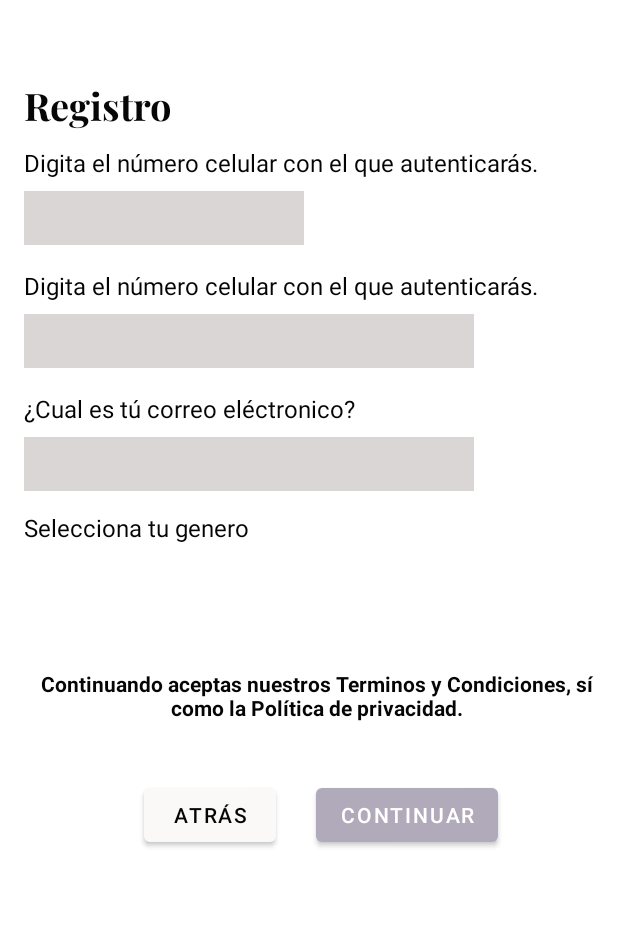
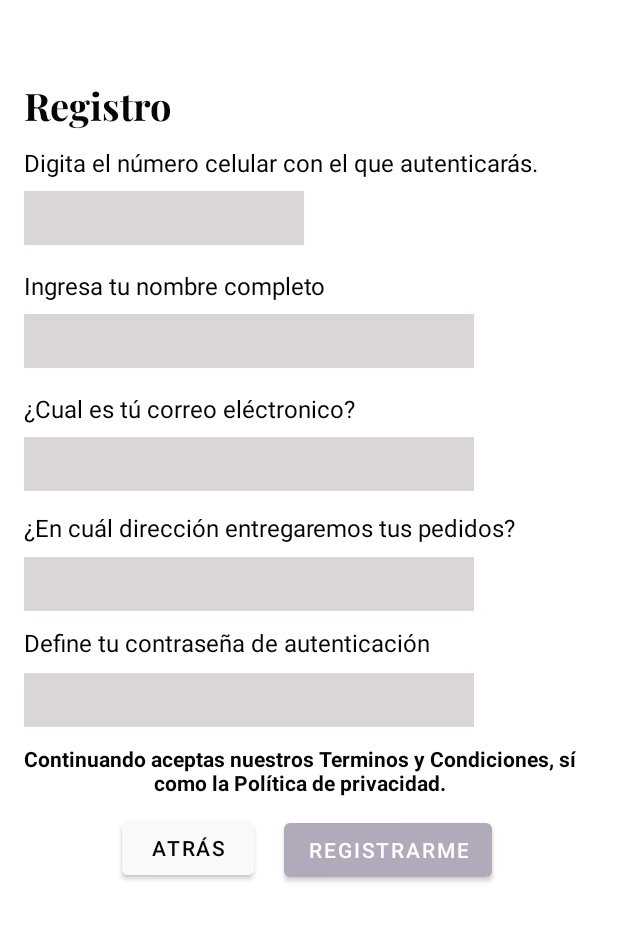
Before and after one commit to dianaMintic/AppElChiro, an Android app: the Registro screen opened directly, with no data from a screen before it, on a phone screen of 412 x 824 dp, the part 271-1213 px from its top. Run offline under Robolectric (Android 15) with nearby library versions, the light colour scheme and no system bars; Roboto replaces fonts that are not available here.

Commit message:
Actualización de versión del App con conexcion a la Base de datos Local

```diff
--- a/Aplicacion/ElChiroStore/app/src/main/AndroidManifest.xml
+++ b/Aplicacion/ElChiroStore/app/src/main/AndroidManifest.xml
@@ -1,6 +1,7 @@
 <?xml version="1.0" encoding="utf-8"?>
 <manifest xmlns:android="http://schemas.android.com/apk/res/android"
     package="com.example.elchirostore">
+    <uses-permission android:name="android.permission.INTERNET"/>
 
     <application
         android:allowBackup="true"
--- /dev/null
+++ b/Aplicacion/ElChiroStore/app/src/main/java/com/example/elchirostore/BD/MySQLiteHelper.java
@@ -0,0 +1,48 @@
+package com.example.elchirostore.BD;
+
+import android.content.Context;
+import android.database.sqlite.SQLiteDatabase;
+import android.database.sqlite.SQLiteOpenHelper;
+
+public class MySQLiteHelper extends SQLiteOpenHelper {
+
+    private static final String BD_NAME = "chiro_store_db.sqlite";
+    private static final Integer BD_VERSION = 2;
+    private static final String CLIENTE_TABLE_CREATE = "CREATE TABLE cliente(_id INTEGER PRIMARY KEY AUTOINCREMENT," +
+                                                        "telefono TEXT, nombre TEXT, email TEXT, direccion TEXT, clave TEXT )";
+    private static final String MARCA_TABLE_CREATE = "CREATE TABLE marca(_id INTEGER PRIMARY KEY AUTOINCREMENT," +
+                                                        "nombre TEXT, imagen TEXT )";
+    private static final String CATEGORIA_TABLE_CREATE = "CREATE TABLE categoria(_id INTEGER PRIMARY KEY AUTOINCREMENT," +
+                                                        "nombre TEXT, IMAGEN TEXT )";
+    private static final String PRODUCTO_TABLE_CREATE = "CREATE TABLE producto(sku INTEGER PRIMARY KEY ," +
+                                                        "nombre TEXT, id_categoria TEXT , id_marca TEXT, valor_unidad TEXT, imagen TEXT)";
+    private static final String CARRO_TABLE_CREATE = "CREATE TABLE carro(_id INTEGER PRIMARY KEY AUTOINCREMENT," +
+                                                     "id_cliente TEXT, id_producto TEXT, cantidad INTEGER, valor_unidad INTEGER)";
+    private static final String PEDIDO_TABLE_CREATE = "CREATE TABLE pedido(_id INTEGER PRIMARY KEY AUTOINCREMENT," +
+                                                      "fecha DATE, id_cliente TEXT, id_producto TEXT, cantidad INTEGER, valor_unidad INTEGER, total INTEGER)";
+
+
+    public MySQLiteHelper(Context context) {
+        super(context, BD_NAME, null, BD_VERSION);
+    }
+
+    @Override
+    public void onCreate(SQLiteDatabase db) {
+        db.execSQL(CLIENTE_TABLE_CREATE);
+        db.execSQL(MARCA_TABLE_CREATE);
+        db.execSQL(CATEGORIA_TABLE_CREATE);
+        db.execSQL(PRODUCTO_TABLE_CREATE);
+        db.execSQL(CARRO_TABLE_CREATE);
+        db.execSQL(PEDIDO_TABLE_CREATE);
+    }
+
+    @Override
+    public void onUpgrade(SQLiteDatabase sqLiteDatabase, int oldVersion, int newVersion) {
+
+    }
+
+    public void inserdata(String sentence){
+        SQLiteDatabase db = getWritableDatabase();
+        db.execSQL(sentence);
+    }
+}
--- a/Aplicacion/ElChiroStore/app/src/main/java/com/example/elchirostore/Registro.java
+++ b/Aplicacion/ElChiroStore/app/src/main/java/com/example/elchirostore/Registro.java
@@ -5,13 +5,47 @@ import androidx.appcompat.app.AppCompatActivity;
 import android.content.Intent;
 import android.os.Bundle;
 import android.view.View;
+import android.widget.EditText;
 
-public class Registro extends AppCompatActivity {
+import com.example.elchirostore.BD.MySQLiteHelper;
+
+public class Registro extends AppCompatActivity
+{
+
+    private EditText etPhone;
+    private EditText etName;
+    private EditText etEmail;
+    private EditText etAddress;
+    private EditText etClave;
 
     @Override
     protected void onCreate(Bundle savedInstanceState) {
         super.onCreate(savedInstanceState);
         setContentView(R.layout.activity_registro);
+
+        etPhone= findViewById(R.id.phone);
+        etName= findViewById(R.id.personname);
+        etEmail=findViewById(R.id.email);
+        etAddress=findViewById(R.id.address);
+        etClave=findViewById(R.id.clave);
+
+    }
+
+    public  void guardarCliente(View view){
+        String phone=etPhone.getText().toString();
+        String name= etName.getText().toString();
+        String email=etEmail.getText().toString();
+        String address=etAddress.getText().toString();
+        String clave=etClave.getText().toString();
+
+        //definición de la sentenia de insercion de registro de clientes.
+
+        MySQLiteHelper conexionBD = new MySQLiteHelper(this);
+        String InsertQuery = "INSERT INTO cliente (telefono, nombre, email, direccion, clave) " +
+                "VALUES ('"+phone+"', '"+name+"', '"+email+"', '"+address+"', '"+clave+"' )";
+        conexionBD.inserdata(InsertQuery);
+
+
     }
 
     public void goToMainActivity (View view){
--- a/Aplicacion/ElChiroStore/app/src/main/res/layout/activity_registro.xml
+++ b/Aplicacion/ElChiroStore/app/src/main/res/layout/activity_registro.xml
@@ -6,44 +6,57 @@
     android:layout_height="match_parent"
     tools:context=".Registro">
 
-    <Button
-        android:id="@+id/ingresar3"
+    <EditText
+        android:id="@+id/clave"
+        android:layout_width="300sp"
+        android:layout_height="36sp"
+        android:layout_marginStart="16dp"
+        android:layout_marginLeft="16dp"
+        android:background="#DAD6D6"
+        android:ems="10"
+        android:inputType="textEmailAddress"
+        android:textSize="16sp"
+        app:layout_constraintBottom_toBottomOf="parent"
+        app:layout_constraintEnd_toEndOf="parent"
+        app:layout_constraintHorizontal_bias="0.0"
+        app:layout_constraintStart_toStartOf="parent"
+        app:layout_constraintTop_toBottomOf="@+id/textView12"
+        app:layout_constraintVertical_bias="0.351" />
+
+    <TextView
+        android:id="@+id/textView25"
         android:layout_width="wrap_content"
         android:layout_height="wrap_content"
-        android:layout_marginStart="80dp"
-        android:layout_marginLeft="80dp"
-        android:layout_marginTop="39dp"
-        android:layout_marginEnd="8dp"
-        android:layout_marginRight="8dp"
-        android:layout_marginBottom="76dp"
-        android:onClick="goToMainActivity"
-        android:text="ATRÁS"
-        android:textColor="#050505"
-        app:backgroundTint="#FBF8F8"
-        app:layout_constraintBottom_toBottomOf="parent"
-        app:layout_constraintEnd_toStartOf="@+id/registro3"
-        app:layout_constraintHorizontal_bias="0.463"
-        app:layout_constraintStart_toStartOf="parent"
-        app:layout_constraintTop_toBottomOf="@+id/textView13"
-        app:layout_constraintVertical_bias="1.0" />
-
-    <Button
-        android:id="@+id/registro3"
-        android:layout_width="wrap_content"
-        android:layout_height="wrap_content"
-        android:layout_marginStart="8dp"
-        android:layout_marginLeft="8dp"
-        android:layout_marginTop="39dp"
-        android:layout_marginEnd="80dp"
-        android:layout_marginRight="80dp"
-        android:layout_marginBottom="76dp"
-        android:onClick="goToIngreso"
-        android:text="CONTINUAR"
+        android:layout_marginStart="16dp"
+        android:layout_marginLeft="16dp"
+        android:layout_marginTop="16dp"
+        android:layout_marginBottom="50dp"
+        android:text="Define tu contraseña de autenticación"
+        android:textColor="#040404"
+        android:textSize="16sp"
         app:layout_constraintBottom_toBottomOf="parent"
         app:layout_constraintEnd_toEndOf="parent"
-        app:layout_constraintStart_toEndOf="@+id/ingresar"
-        app:layout_constraintTop_toBottomOf="@+id/textView13"
-        app:layout_constraintVertical_bias="1.0" />
+        app:layout_constraintHorizontal_bias="0.0"
+        app:layout_constraintStart_toStartOf="parent"
+        app:layout_constraintTop_toBottomOf="@+id/email"
+        app:layout_constraintVertical_bias="0.324" />
+
+    <EditText
+        android:id="@+id/address"
+        android:layout_width="300sp"
+        android:layout_height="36sp"
+        android:layout_marginStart="16dp"
+        android:layout_marginLeft="16dp"
+        android:background="#DAD6D6"
+        android:ems="10"
+        android:inputType="textEmailAddress"
+        android:textSize="16sp"
+        app:layout_constraintBottom_toBottomOf="parent"
+        app:layout_constraintEnd_toEndOf="parent"
+        app:layout_constraintHorizontal_bias="0.0"
+        app:layout_constraintStart_toStartOf="parent"
+        app:layout_constraintTop_toBottomOf="@+id/textView12"
+        app:layout_constraintVertical_bias="0.036" />
 
     <TextView
         android:id="@+id/textView13"
@@ -51,10 +64,9 @@
         android:layout_height="wrap_content"
         android:layout_marginStart="16dp"
         android:layout_marginLeft="16dp"
-        android:layout_marginTop="32dp"
-        android:layout_marginEnd="16dp"
-        android:layout_marginRight="16dp"
-        android:layout_marginBottom="152dp"
+        android:layout_marginEnd="17dp"
+        android:layout_marginRight="17dp"
+        android:layout_marginBottom="112dp"
         android:fontFamily="@font/inder"
         android:gravity="center"
         android:text="Continuando aceptas nuestros Terminos y Condiciones, sí como la Política de privacidad."
@@ -63,10 +75,47 @@
         android:textStyle="bold"
         app:layout_constraintBottom_toBottomOf="parent"
         app:layout_constraintEnd_toEndOf="parent"
-        app:layout_constraintHorizontal_bias="0.0"
+        app:layout_constraintHorizontal_bias="1.0"
+        app:layout_constraintStart_toStartOf="parent" />
+
+    <Button
+        android:id="@+id/ingresar3"
+        android:layout_width="wrap_content"
+        android:layout_height="wrap_content"
+        android:layout_marginStart="80dp"
+        android:layout_marginLeft="80dp"
+        android:layout_marginTop="10dp"
+        android:layout_marginEnd="8dp"
+        android:layout_marginRight="8dp"
+        android:layout_marginBottom="50dp"
+        android:onClick="goToMainActivity"
+        android:text="ATRÁS"
+        android:textColor="#050505"
+        app:backgroundTint="#FBF8F8"
+        app:layout_constraintBottom_toBottomOf="parent"
+        app:layout_constraintEnd_toStartOf="@+id/guardar"
+        app:layout_constraintHorizontal_bias="0.09"
         app:layout_constraintStart_toStartOf="parent"
-        app:layout_constraintTop_toBottomOf="@+id/recyclerView"
-        app:layout_constraintVertical_bias="0.155" />
+        app:layout_constraintTop_toBottomOf="@+id/textView13"
+        app:layout_constraintVertical_bias="0.0" />
+
+    <Button
+        android:id="@+id/guardar"
+        android:layout_width="wrap_content"
+        android:layout_height="wrap_content"
+        android:layout_marginStart="8dp"
+        android:layout_marginLeft="8dp"
+        android:layout_marginTop="10dp"
+        android:layout_marginEnd="84dp"
+        android:layout_marginRight="84dp"
+        android:layout_marginBottom="50dp"
+        android:onClick="guardarCliente"
+        android:text="REGISTRARME"
+        app:layout_constraintBottom_toBottomOf="parent"
+        app:layout_constraintEnd_toEndOf="parent"
+        app:layout_constraintStart_toEndOf="@+id/ingresar"
+        app:layout_constraintTop_toBottomOf="@+id/textView13"
+        app:layout_constraintVertical_bias="0.282" />
 
     <TextView
         android:id="@+id/textView12"
@@ -76,14 +125,14 @@
         android:layout_marginLeft="16dp"
         android:layout_marginTop="16dp"
         android:layout_marginBottom="284dp"
-        android:text="Selecciona tu genero"
+        android:text="¿En cuál dirección entregaremos tus pedidos?"
         android:textColor="#040404"
         android:textSize="16sp"
         app:layout_constraintBottom_toBottomOf="parent"
         app:layout_constraintEnd_toEndOf="parent"
         app:layout_constraintHorizontal_bias="0.0"
         app:layout_constraintStart_toStartOf="parent"
-        app:layout_constraintTop_toBottomOf="@+id/editTextTextEmailAddress" />
+        app:layout_constraintTop_toBottomOf="@+id/email" />
 
     <TextView
         android:id="@+id/textView11"
@@ -100,7 +149,7 @@
         app:layout_constraintEnd_toEndOf="parent"
         app:layout_constraintHorizontal_bias="0.0"
         app:layout_constraintStart_toStartOf="parent"
-        app:layout_constraintTop_toBottomOf="@+id/editTextTextPersonName"
+        app:layout_constraintTop_toBottomOf="@+id/personname"
         app:layout_constraintVertical_bias="0.0" />
 
     <TextView
@@ -122,7 +171,7 @@
         app:layout_constraintVertical_bias="0.0" />
 
     <EditText
-        android:id="@+id/editTextPhone2"
+        android:id="@+id/phone"
         android:layout_width="wrap_content"
         android:layout_height="36sp"
         android:layout_marginStart="16dp"
@@ -149,14 +198,14 @@
         android:layout_marginLeft="16dp"
         android:layout_marginTop="16dp"
         android:layout_marginBottom="364dp"
-        android:text="Digita el número celular con el que autenticarás."
+        android:text="Ingresa tu nombre completo"
         android:textColor="#040404"
         android:textSize="16sp"
         app:layout_constraintBottom_toBottomOf="parent"
         app:layout_constraintEnd_toEndOf="parent"
         app:layout_constraintHorizontal_bias="0.0"
         app:layout_constraintStart_toStartOf="parent"
-        app:layout_constraintTop_toBottomOf="@+id/editTextPhone2"
+        app:layout_constraintTop_toBottomOf="@+id/phone"
         app:layout_constraintVertical_bias="0.0" />
 
     <ImageView
@@ -214,7 +263,7 @@
         app:layout_constraintVertical_bias="0.006" />
 
     <EditText
-        android:id="@+id/editTextTextPersonName"
+        android:id="@+id/personname"
         android:layout_width="300sp"
         android:layout_height="36sp"
         android:layout_marginStart="16dp"
@@ -230,7 +279,7 @@
         app:layout_constraintTop_toBottomOf="@+id/textView9" />
 
     <EditText
-        android:id="@+id/editTextTextEmailAddress"
+        android:id="@+id/email"
         android:layout_width="300sp"
         android:layout_height="36sp"
         android:layout_marginStart="16dp"
@@ -247,16 +296,4 @@
         app:layout_constraintTop_toBottomOf="@+id/textView11"
         app:layout_constraintVertical_bias="0.0" />
 
-    <androidx.recyclerview.widget.RecyclerView
-        android:id="@+id/recyclerView"
-        android:layout_width="294dp"
-        android:layout_height="41dp"
-        android:layout_marginStart="16dp"
-        android:layout_marginLeft="16dp"
-        android:layout_marginTop="8dp"
-        app:layout_constraintEnd_toEndOf="parent"
-        app:layout_constraintHorizontal_bias="0.0"
-        app:layout_constraintStart_toStartOf="parent"
-        app:layout_constraintTop_toBottomOf="@+id/textView12" />
-
 </androidx.constraintlayout.widget.ConstraintLayout>
```
